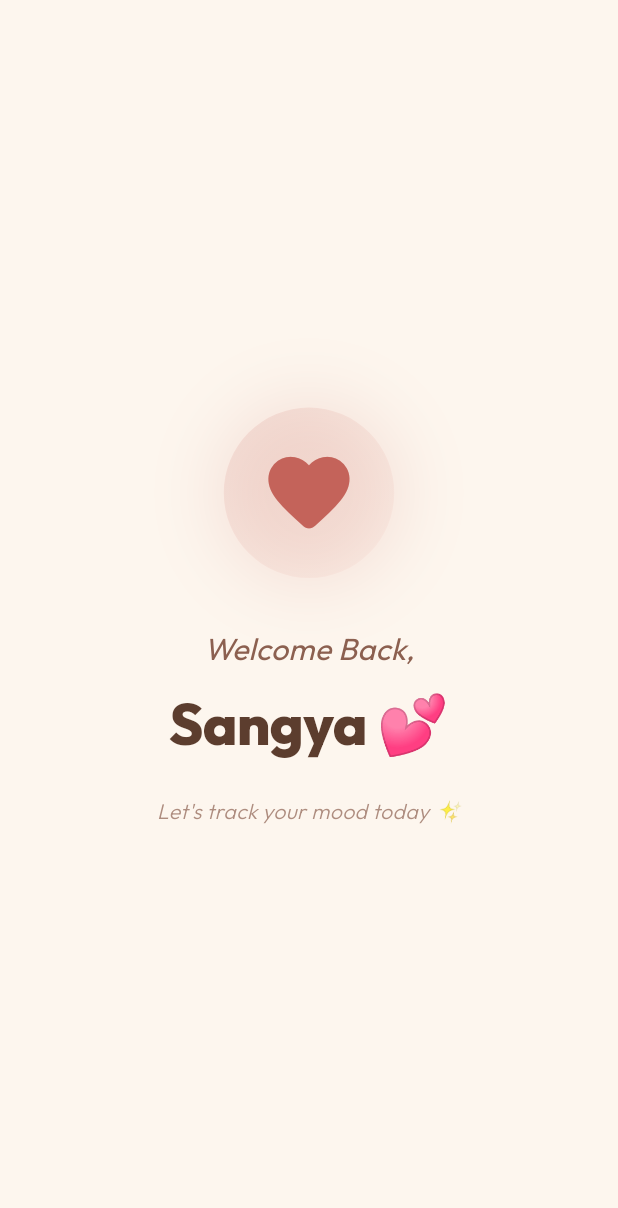
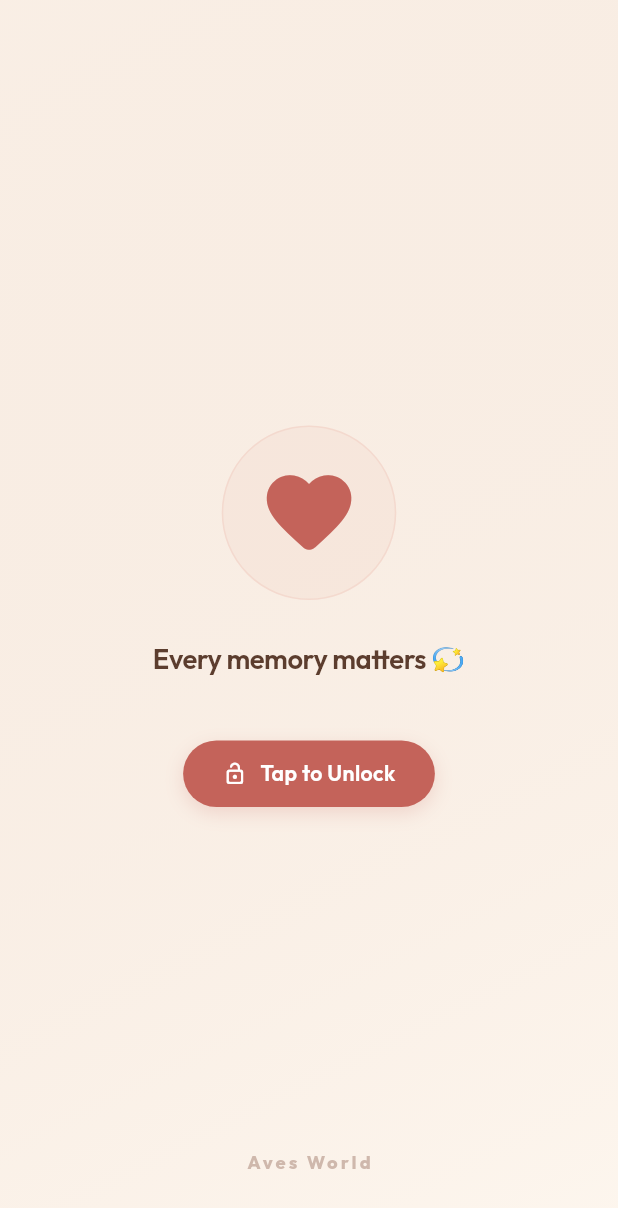
Before and after one commit to Cizerthapa/moodtracker, a Flutter app: the SplashScreen screen opened directly, on a phone screen of 412 x 824 dp. Shown: the top 1208 px of the screen. Run offline on Flutter 3.47's test engine with Material 3 defaults, Android fonts, the phone set to English and light mode, and no system bars; drawn by our look-alikes of flutter_animate; our stand-ins replace cloud_firestore, firebase_auth, firebase_core, firebase_storage, fl_chart, flutter_local_notifications and 10 more; missing offline and left inert: encrypt; accounts and stored records are empty.

```diff
--- a/lib/core/constants/app_constants.dart
+++ b/lib/core/constants/app_constants.dart
@@ -23,6 +23,7 @@ class AppConstants {
   static const String drinkHistoryPrefsKey = 'drink_history';
   static const String notesCollection = 'notes';
   static const String notificationsPrefsKey = 'notifications_enabled';
+  static const String biometricPrefsKey = 'biometric_enabled';
   static const String memoriesCacheKey = 'memories_cache';
 
   // Notifications
--- a/lib/features/splash/presentation/pages/splash_screen.dart
+++ b/lib/features/splash/presentation/pages/splash_screen.dart
@@ -1,13 +1,11 @@
-import 'dart:async';
 import 'package:flutter/material.dart';
 import 'package:flutter/services.dart';
+import 'package:local_auth/local_auth.dart';
+import 'package:google_fonts/google_fonts.dart';
 import 'package:flutter_screenutil/flutter_screenutil.dart';
-import 'package:flutter_animate/flutter_animate.dart';
-import 'package:google_fonts/google_fonts.dart';
 import 'package:moodtrack/core/theme/app_colors.dart';
-import 'package:moodtrack/features/entry/presentation/pages/entry_screen.dart';
-import 'package:moodtrack/core/constants/app_constants.dart';
-import 'package:moodtrack/l10n/app_localizations.dart';
+import 'package:moodtrack/features/settings/data/repositories/settings_repository.dart';
+import 'package:moodtrack/core/widgets/auth_wrapper.dart';
 
 class SplashScreen extends StatefulWidget {
   const SplashScreen({super.key});
@@ -16,124 +14,214 @@ class SplashScreen extends StatefulWidget {
   State<SplashScreen> createState() => _SplashScreenState();
 }
 
-class _SplashScreenState extends State<SplashScreen> {
+class _SplashScreenState extends State<SplashScreen>
+    with SingleTickerProviderStateMixin {
+  final LocalAuthentication _auth = LocalAuthentication();
+  final SettingsRepository _repository = SettingsRepository();
+  late AnimationController _pulseController;
+  late Animation<double> _pulseAnimation;
+  bool _isAuthenticating = false;
+
   @override
   void initState() {
     super.initState();
-    HapticFeedback.mediumImpact();
+    _setupAnimation();
+    _startAppFlow();
+  }
 
-    Timer(const Duration(seconds: AppConstants.splashDelaySeconds), () {
-      if (mounted) {
-        Navigator.of(context).pushReplacement(
-          PageRouteBuilder(
-            pageBuilder: (context, animation, secondaryAnimation) =>
-                const EntryScreen(),
-            transitionsBuilder:
-                (context, animation, secondaryAnimation, child) {
-                  return FadeTransition(opacity: animation, child: child);
-                },
-            transitionDuration: const Duration(
-              milliseconds: AppConstants.fadeTransitionDurationMs,
-            ),
-          ),
+  void _setupAnimation() {
+    _pulseController = AnimationController(
+      vsync: this,
+      duration: const Duration(milliseconds: 1200),
+    )..repeat(reverse: true);
+
+    _pulseAnimation = Tween<double>(begin: 1.0, end: 1.12).animate(
+      CurvedAnimation(parent: _pulseController, curve: Curves.easeInOut),
     );
   }
-    });
+
+  Future<void> _startAppFlow() async {
+    // 1. Mandatory Delay for visual Splash Screen effect
+    await Future.delayed(const Duration(seconds: 2));
+
+    // 2. Check Biometric Requirement
+    bool isEnabled = await _repository.getBiometricEnabled();
+
+    if (isEnabled) {
+      bool canCheck = await _auth.canCheckBiometrics;
+      bool isSupported = await _auth.isDeviceSupported();
+
+      if (canCheck && isSupported) {
+        await _authenticate();
+      } else {
+        _navigateToHome();
+      }
+    } else {
+      _navigateToHome();
+    }
+  }
+
+  Future<void> _authenticate() async {
+    setState(() => _isAuthenticating = true);
+    try {
+      bool authenticated = await _auth.authenticate(
+        localizedReason: 'Unlock your memories 💙',
+      );
+
+      if (authenticated) {
+        _navigateToHome();
+      } else {
+        setState(() => _isAuthenticating = false);
+        // Authentication failed or cancelled - retry trigger placeholder
+      }
+    } on PlatformException catch (e) {
+      debugPrint("Biometric Error: $e");
+      setState(() => _isAuthenticating = false);
+      // Fallback or Alert user if permanent failure
+    }
+  }
+
+  void _navigateToHome() {
+    if (!mounted) return;
+    Navigator.of(
+      context,
+    ).pushReplacement(MaterialPageRoute(builder: (_) => const AuthWrapper()));
+  }
+
+  @override
+  void dispose() {
+    _pulseController.dispose();
+    super.dispose();
   }
 
   @override
   Widget build(BuildContext context) {
     return Scaffold(
       backgroundColor: AppColors.cream,
-      body: Center(
+      body: Stack(
+        children: [
+          // Background soft gradient
+          Positioned.fill(
+            child: Container(
+              decoration: BoxDecoration(
+                gradient: LinearGradient(
+                  begin: Alignment.topLeft,
+                  end: Alignment.bottomRight,
+                  colors: [
+                    AppColors.champagne.withValues(alpha: 0.3),
+                    AppColors.cream,
+                  ],
+                ),
+              ),
+            ),
+          ),
+
+          Center(
             child: Column(
               mainAxisAlignment: MainAxisAlignment.center,
               children: [
-            // ── Animated Icon ──────────────────────────────────────
-            Container(
-                  padding: EdgeInsets.all(24.r),
+                ScaleTransition(
+                  scale: _pulseAnimation,
+                  child: Container(
+                    padding: EdgeInsets.all(22.r),
                     decoration: BoxDecoration(
-                    gradient: LinearGradient(
-                      colors: [
-                        AppColors.roseDeep.withValues(alpha: 0.15),
-                        AppColors.roseDust.withValues(alpha: 0.08),
-                      ],
-                      begin: Alignment.topLeft,
-                      end: Alignment.bottomRight,
+                      color: AppColors.roseDust.withValues(alpha: 0.1),
+                      shape: BoxShape.circle,
+                      border: Border.all(
+                        color: AppColors.roseDust.withValues(alpha: 0.2),
                       ),
-                    shape: BoxShape.circle,
+                    ),
+                    child: Icon(
+                      Icons.favorite_rounded,
+                      size: 64.sp,
+                      color: AppColors.roseDeep,
+                    ),
+                  ),
+                ),
+                SizedBox(height: 28.h),
+                Text(
+                  "Every memory matters 💫",
+                  style: GoogleFonts.outfit(
+                    fontSize: 18.sp,
+                    fontWeight: FontWeight.w600,
+                    color: AppColors.warmBrown,
+                    letterSpacing: -0.3,
+                  ),
+                ),
+
+                if (!_isAuthenticating) ...[
+                  SizedBox(height: 40.h),
+                  GestureDetector(
+                    onTap: _authenticate,
+                    child: Container(
+                      padding: EdgeInsets.symmetric(
+                        horizontal: 24.w,
+                        vertical: 12.h,
+                      ),
+                      decoration: BoxDecoration(
+                        color: AppColors.roseDeep,
+                        borderRadius: BorderRadius.circular(24.r),
                         boxShadow: [
                           BoxShadow(
-                        color: AppColors.roseDeep.withValues(alpha: 0.15),
-                        blurRadius: 40.r,
-                        spreadRadius: 5.r,
+                            color: AppColors.roseDeep.withValues(alpha: 0.2),
+                            blurRadius: 10,
+                            offset: const Offset(0, 4),
                           ),
                         ],
                       ),
-                  child: Icon(
-                    Icons.favorite_rounded,
-                    color: AppColors.roseDeep,
-                    size: 64.r,
+                      child: Row(
+                        mainAxisSize: MainAxisSize.min,
+                        children: [
+                          Icon(
+                            Icons.lock_open_rounded,
+                            color: Colors.white,
+                            size: 16.sp,
                           ),
-                )
-                .animate()
-                .scale(
-                  begin: const Offset(0.5, 0.5),
-                  end: const Offset(1.0, 1.0),
-                  duration: 800.ms,
-                  curve: Curves.elasticOut,
-                )
-                .fadeIn(duration: 600.ms),
-
-            SizedBox(height: 32.h),
-
-            // ── Welcome Text ────────────────────────────────────────
+                          SizedBox(width: 8.w),
                           Text(
-                  AppLocalizations.of(context)!.welcomeBack,
+                            "Tap to Unlock",
                             style: GoogleFonts.outfit(
-                    fontStyle: FontStyle.italic,
-                    fontSize: 20.sp,
-                    color: AppColors.softBrown,
-                    fontWeight: FontWeight.w400,
+                              color: Colors.white,
+                              fontWeight: FontWeight.w600,
+                              fontSize: 14.sp,
                             ),
-                )
-                .animate()
-                .fadeIn(delay: 300.ms, duration: 600.ms)
-                .slideY(begin: 0.3, end: 0, delay: 300.ms, duration: 600.ms),
-
-            SizedBox(height: 8.h),
-
-            // ── Name ──────────────────────────────────────────────
-            Text(
-                  AppLocalizations.of(context)!.userName,
-                  style: GoogleFonts.outfit(
-                    fontSize: 38.sp,
-                    fontWeight: FontWeight.w800,
-                    color: AppColors.warmBrown,
-                    letterSpacing: -0.5,
                           ),
-                )
-                .animate()
-                .fadeIn(delay: 500.ms, duration: 600.ms)
-                .slideY(begin: 0.3, end: 0, delay: 500.ms, duration: 600.ms),
-
-            SizedBox(height: 20.h),
-
-            // ── Subtitle ────────────────────────────────────────────
-            Text(
-                  AppLocalizations.of(context)!.trackMoodToday,
-                  style: GoogleFonts.outfit(
-                    fontStyle: FontStyle.italic,
-                    fontSize: 14.sp,
-                    color: AppColors.softBrown.withValues(alpha: 0.7),
-                    fontWeight: FontWeight.w300,
-                  ),
-                )
-                .animate()
-                .fadeIn(delay: 700.ms, duration: 600.ms)
-                .slideY(begin: 0.3, end: 0, delay: 700.ms, duration: 600.ms),
                         ],
                       ),
+                    ),
+                  ),
+                ] else ...[
+                  SizedBox(height: 48.h),
+                  SizedBox(
+                    width: 24.r,
+                    height: 24.r,
+                    child: CircularProgressIndicator(
+                      strokeWidth: 2.5,
+                      color: AppColors.roseDeep,
+                    ),
+                  ),
+                ],
+              ],
+            ),
+          ),
+
+          Positioned(
+            bottom: 40.h,
+            left: 0,
+            right: 0,
+            child: Center(
+              child: Text(
+                "Aves World",
+                style: GoogleFonts.outfit(
+                  fontSize: 12.sp,
+                  fontWeight: FontWeight.w800,
+                  letterSpacing: 2.0,
+                  color: AppColors.softBrown.withValues(alpha: 0.4),
+                ),
+              ),
+            ),
+          ),
+        ],
       ),
     );
   }
--- a/lib/main.dart
+++ b/lib/main.dart
@@ -7,9 +7,10 @@ import 'package:moodtrack/core/services/notification_service.dart';
 import 'package:moodtrack/core/theme/app_theme.dart';
 import 'package:moodtrack/core/theme/theme_manager.dart';
 import 'package:moodtrack/core/constants/app_strings.dart';
-import 'package:moodtrack/core/widgets/auth_wrapper.dart';
+
 import 'package:moodtrack/core/managers/locale_manager.dart';
 import 'package:flutter_screenutil/flutter_screenutil.dart';
+import 'package:moodtrack/features/splash/presentation/pages/splash_screen.dart';
 
 void main() async {
   WidgetsFlutterBinding.ensureInitialized();
@@ -54,7 +55,7 @@ class MoodTrackApp extends StatelessWidget {
                 key: ValueKey(
                   '${themeManager.palette.name}_${localeManager.locale.languageCode}',
                 ),
-                child: const AuthWrapper(),
+                child: const SplashScreen(),
               ),
             );
           },
--- a/pubspec.yaml
+++ b/pubspec.yaml
@@ -38,6 +38,7 @@ dependencies:
   latlong2: ^0.9.1
   geolocator: ^14.0.2
   shared_preferences: ^2.5.4
+  local_auth: ^3.0.1
   intl: any
   url_launcher: ^6.3.2
   firebase_core: ^4.5.0
```
Also changed, not shown: lib/features/settings/data/repositories/settings_repository.dart (+10 -0 lines), lib/features/settings/presentation/pages/settings_screen.dart (+52 -7 lines), pubspec.lock, 4 other files. Lines whose indentation alone changed are shown as unchanged.
